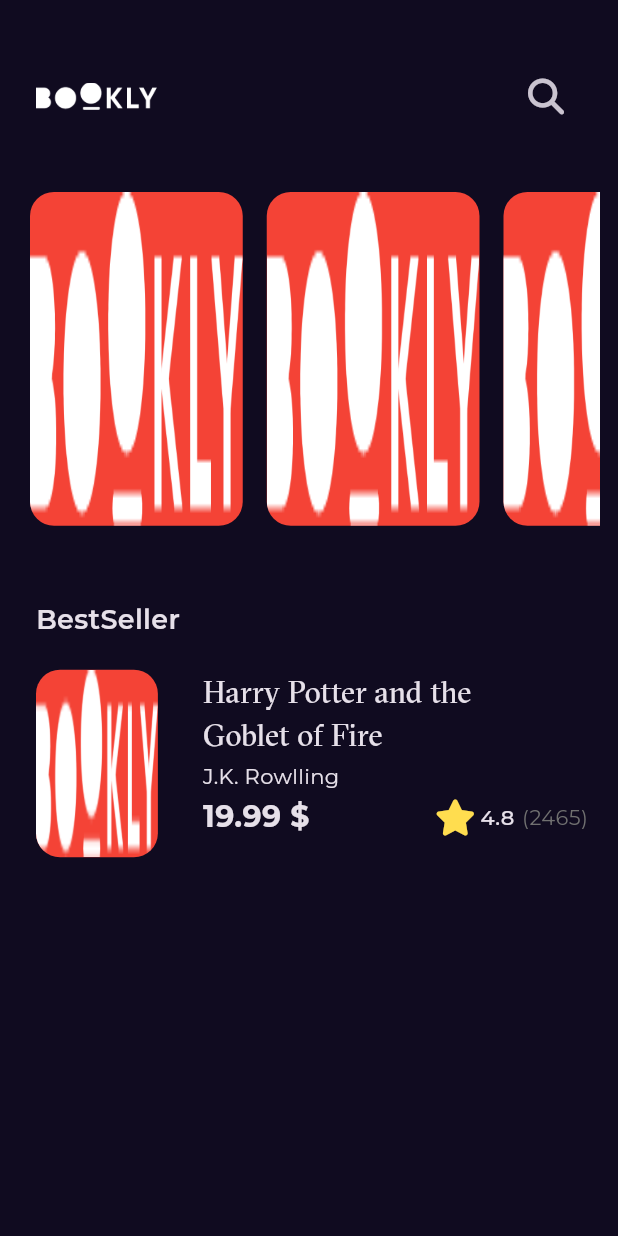
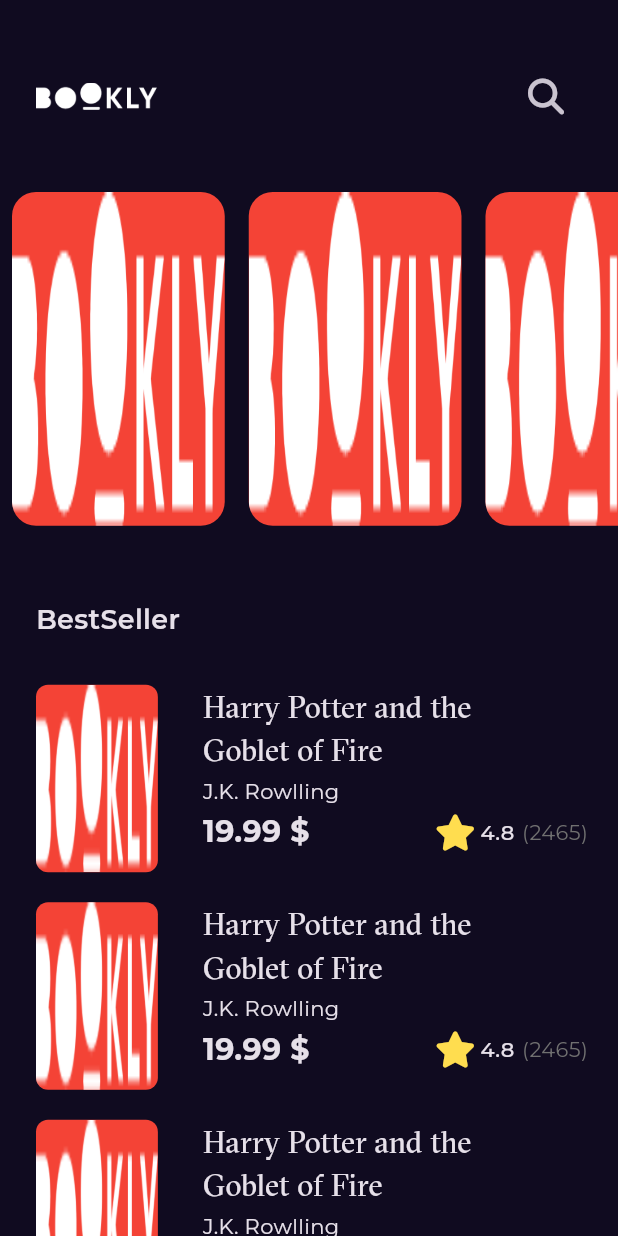
Before and after one commit to Mustafa1Mohamed/bookly_app, a Flutter app: the screen it shows after launch, on a phone screen of 412 x 824 dp. Run offline on Flutter 3.47's test engine with Material 3 defaults, Android fonts, the light colour scheme and no system bars; our stand-ins replace font_awesome_flutter, get, google_fonts.

Commit message:
best seller list view down

```diff
--- /dev/null
+++ b/lib/Features/home/presentaion/views/widgets/best_seller_list_view.dart
@@ -0,0 +1,22 @@
+import 'package:bookly_app/Features/home/presentaion/views/widgets/best_seller_list_view_item.dart';
+import 'package:flutter/material.dart';
+
+class BestSellerListView extends StatelessWidget {
+  const BestSellerListView({super.key});
+
+  @override
+  Widget build(BuildContext context) {
+    return ListView.builder(
+      shrinkWrap: true,
+      physics: const NeverScrollableScrollPhysics(),
+      padding: EdgeInsets.zero,
+      itemBuilder: (context, index) {
+        return const Padding(
+          padding: EdgeInsets.symmetric(vertical: 10),
+          child: BestSellerListViewItem(),
+        );
+      },
+      itemCount: 10,
+    );
+  }
+}
--- a/lib/Features/home/presentaion/views/widgets/best_seller_list_view_item.dart
+++ b/lib/Features/home/presentaion/views/widgets/best_seller_list_view_item.dart
@@ -19,7 +19,7 @@
               aspectRatio: 2.6 / 4,
               child: Container(
                 decoration: BoxDecoration(
-                  borderRadius: BorderRadius.circular(16),
+                  borderRadius: BorderRadius.circular(8),
                   color: Colors.red,
                   image: const DecorationImage(
                     fit: BoxFit.fill,
--- a/lib/Features/home/presentaion/views/widgets/home_view_body.dart
+++ b/lib/Features/home/presentaion/views/widgets/home_view_body.dart
@@ -1,3 +1,4 @@
+import 'package:bookly_app/Features/home/presentaion/views/widgets/best_seller_list_view.dart';
 import 'package:bookly_app/Features/home/presentaion/views/widgets/best_seller_list_view_item.dart';
 import 'package:bookly_app/Features/home/presentaion/views/widgets/custom_app_bar.dart';
 import 'package:bookly_app/Features/home/presentaion/views/widgets/featured_list_view.dart';
@@ -10,14 +11,14 @@
 
   @override
   Widget build(BuildContext context) {
-    return const Column(
+    return const CustomScrollView(
+      slivers: [
+        SliverToBoxAdapter(
+          child: Column(
             crossAxisAlignment: CrossAxisAlignment.start,
             children: [
               CustomAppBar(),
-        Padding(
-          padding: EdgeInsets.symmetric(horizontal: 12),
-          child: FeaturedBooksListView(),
-        ),
+              FeaturedBooksListView(),
               SizedBox(
                 height: 50,
               ),
@@ -31,7 +32,13 @@
               SizedBox(
                 height: 20,
               ),
-        BestSellerListViewItem(),
+              BestSellerListView(),
+            ],
+          ),
+        ),
+        SliverToBoxAdapter(
+          child: BestSellerListView(),
+        )
       ],
     );
   }
```
Lines whose indentation alone changed are shown as unchanged.
